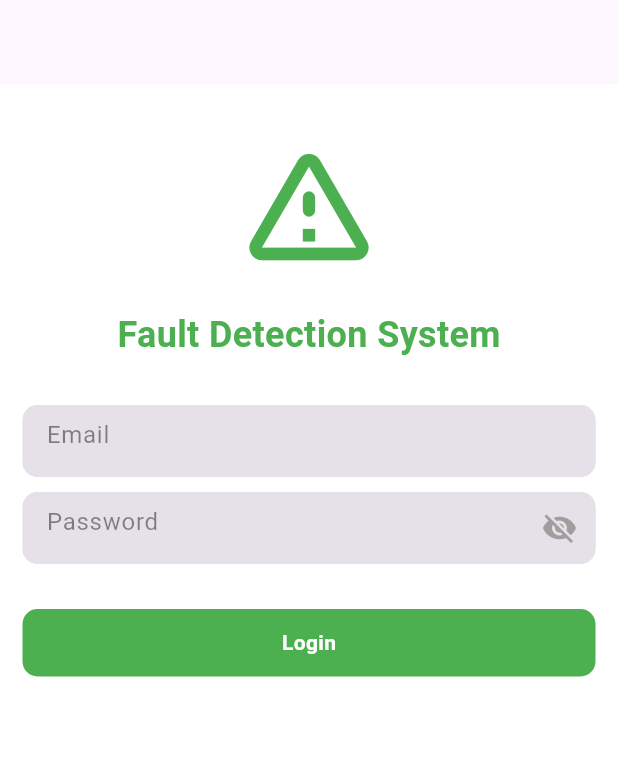
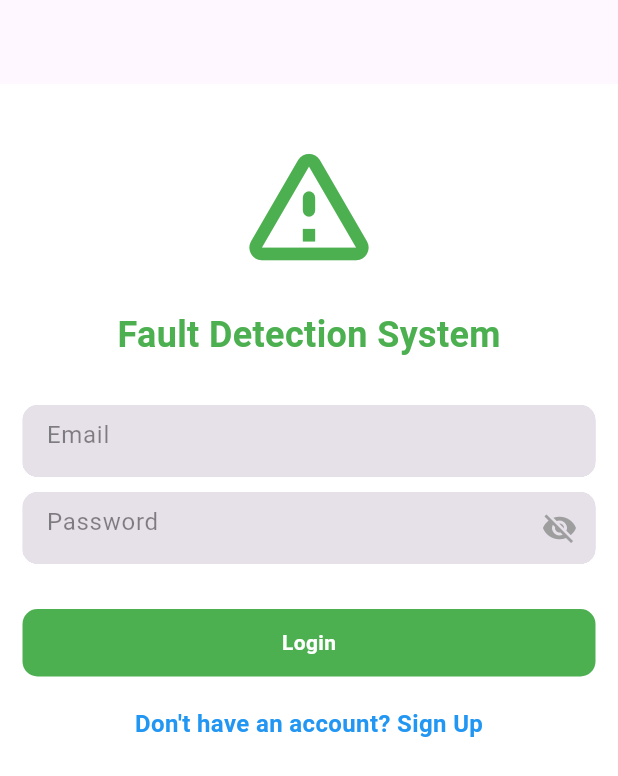
Before and after one commit to bed-com-06-19/faults, a Flutter app: the screen it shows after launch, on a phone screen of 412 x 824 dp. Shown: the top 776 px of the screen. Run offline on Flutter 3.47's test engine with Material 3 defaults, Android fonts, the phone set to English and light mode, and no system bars; our stand-ins replace cloud_firestore, firebase_auth, firebase_core, fluttertoast; accounts and stored records are empty.

Commit message:
added sigup page, which will be used by admin to create workers accounts

```diff
--- a/lib/features/user_auth/presentation/pages/login_page.dart
+++ b/lib/features/user_auth/presentation/pages/login_page.dart
@@ -39,20 +39,18 @@ class _LoginPageState extends State<LoginPage> {
               mainAxisAlignment: MainAxisAlignment.center,
               children: [
                 const SizedBox(height: 30),
-                // Large green faults icon
                 const Icon(
-                  Icons.warning_amber_rounded, // Faults-related icon
-                  size: 100, // Large size
-                  color: Colors.green, // Green color
+                  Icons.warning_amber_rounded,
+                  size: 100,
+                  color: Colors.green,
                 ),
                 const SizedBox(height: 20),
-                // Title centered at the top
                 const Text(
                   "Fault Detection System",
                   style: TextStyle(
                     fontWeight: FontWeight.bold,
-                    color: Colors.green, // Green color for the title
-                    fontSize: 24, // Adjust the font size as needed
+                    color: Colors.green,
+                    fontSize: 24,
                   ),
                 ),
                 const SizedBox(height: 30),
@@ -76,7 +74,7 @@ class _LoginPageState extends State<LoginPage> {
                     width: double.infinity,
                     height: 45,
                     decoration: BoxDecoration(
-                      color: Colors.green, // Green color for the container
+                      color: Colors.green,
                       borderRadius: BorderRadius.circular(10),
                     ),
                     child: Center(
@@ -87,10 +85,26 @@ class _LoginPageState extends State<LoginPage> {
                           : const Text(
                               "Login",
                               style: TextStyle(
-                                color: Colors.white, // White color for the text
+                                color: Colors.white,
                                 fontWeight: FontWeight.bold,
                               ),
                             ),
+                    ),
+                  ),
+                ),
+                const SizedBox(height: 20),
+
+                // 🔹 Sign Up Link
+                GestureDetector(
+                  onTap: () {
+                    Navigator.pushNamed(context, '/signup'); // Ensure '/signup' is registered in routes
+                  },
+                  child: const Text(
+                    "Don't have an account? Sign Up",
+                    style: TextStyle(
+                      color: Colors.blue,
+                      fontSize: 16,
+                      fontWeight: FontWeight.bold,
                     ),
                   ),
                 ),
@@ -102,7 +116,6 @@ class _LoginPageState extends State<LoginPage> {
     );
   }
 
-  // Method to handle the email/password sign-in
   void _signIn() async {
     setState(() {
       _isSigning = true;
@@ -128,7 +141,7 @@ class _LoginPageState extends State<LoginPage> {
 
             if (role == 'admin') {
               Navigator.pushNamed(context, '/admin');
-            }  else if (role == 'worker') {
+            } else if (role == 'worker') {
               Navigator.pushNamed(context, '/worker');
             } else {
               showToast(message: "Invalid user role");
--- a/lib/main.dart
+++ b/lib/main.dart
@@ -1,4 +1,5 @@
 import 'package:faults/features/user_auth/presentation/pages/admin.dart';
+import 'package:faults/features/user_auth/presentation/pages/signUp.dart';
 import 'package:firebase_core/firebase_core.dart';
 import 'package:flutter/material.dart';
 import 'package:flutter/foundation.dart'; // For kIsWeb
@@ -53,6 +54,7 @@ class FaultDetectionApp extends StatelessWidget {
       routes: {
         '/': (context) => const SplashScreen(child: LoginPage()), // Splash Screen
         '/login': (context) => const LoginPage(), // Login Page
+        '/signup': (context) => const SignUpPage(),
         '/admin': (context) => const AdminPage(), // Admin Page
       },
     );
```
Also changed, not shown: lib/features/user_auth/presentation/pages/signUp.dart (added, +242 -0 lines).
